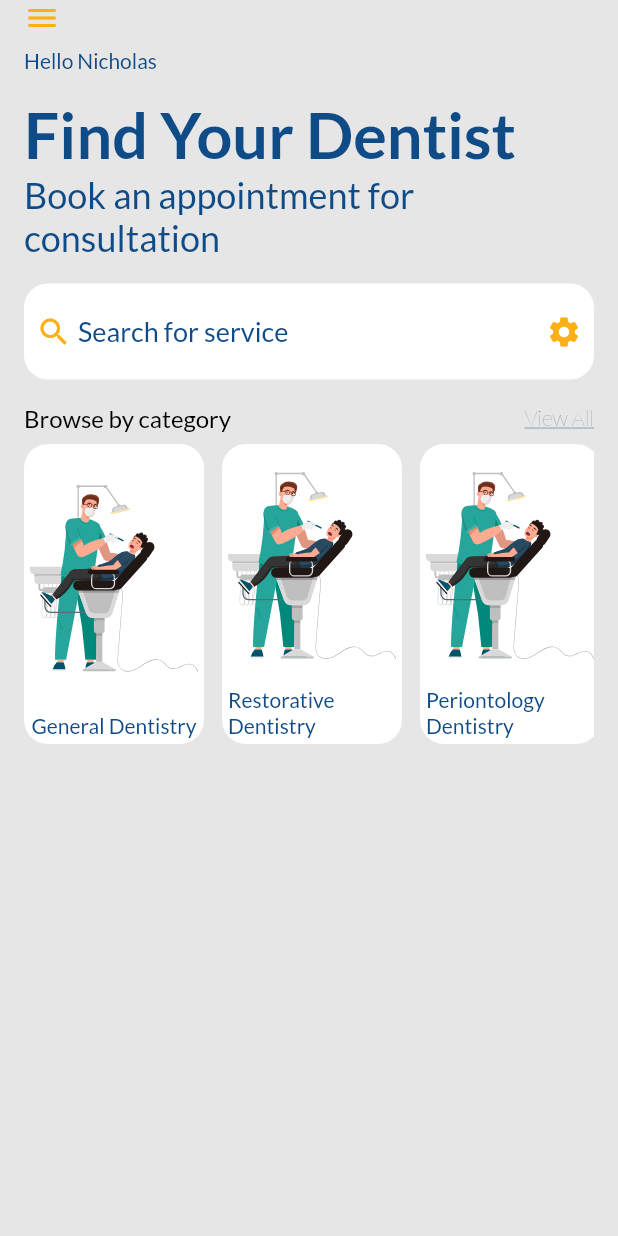
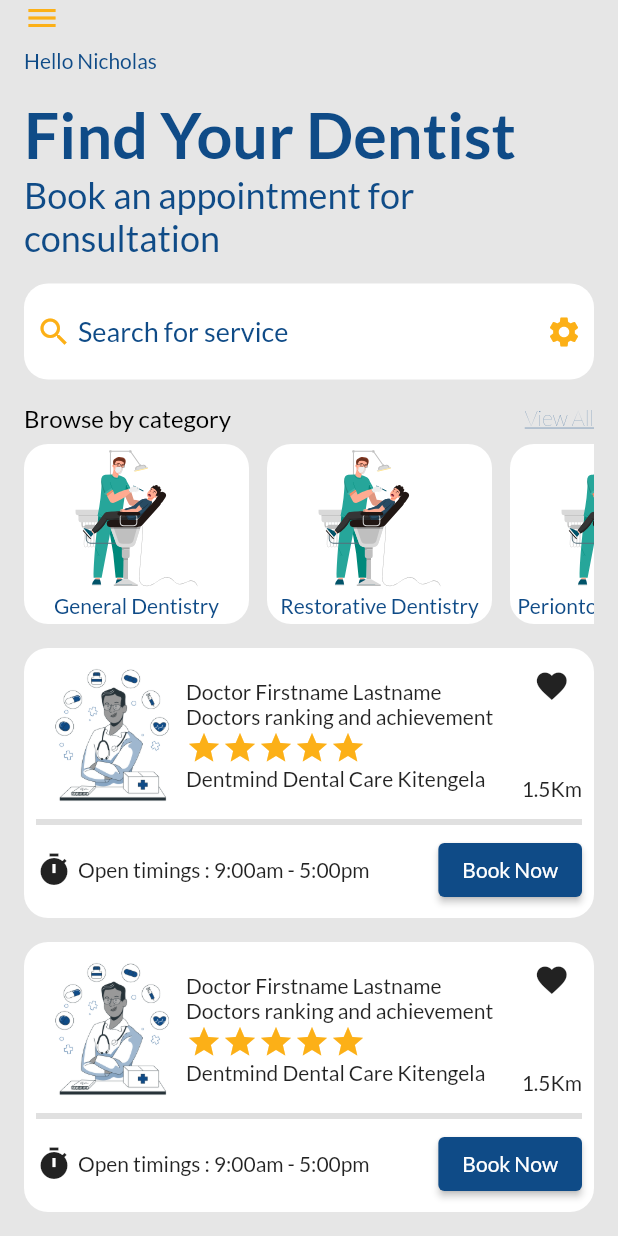
Before and after one commit to Crucialjun/dentmind_dental_centre, a Flutter app: the screen it shows after launch, on a phone screen of 412 x 824 dp. Run offline on Flutter 3.47's test engine with Material 2 defaults, Android fonts, the phone set to English and light mode, and no system bars; drawn by our look-alikes of flutter_rating_bar; our stand-ins replace flutter_svg, google_fonts.

Commit message:
dashboard_editing

```diff
--- a/lib/screens/main_dashboard.dart
+++ b/lib/screens/main_dashboard.dart
@@ -2,6 +2,7 @@ import 'package:dentmind_dental_centre/app_colors.dart';
 import 'package:dentmind_dental_centre/utils/custom_scroll.dart';
 import 'package:dentmind_dental_centre/widgets/category_container.dart';
 import 'package:flutter/material.dart';
+import 'package:flutter_rating_bar/flutter_rating_bar.dart';
 import 'package:flutter_svg/flutter_svg.dart';
 
 class MainDashboard extends StatefulWidget {
@@ -16,7 +17,8 @@ class _MainDashboardState extends State<MainDashboard> {
   Widget build(BuildContext context) {
     return Scaffold(
         backgroundColor: const Color.fromARGB(255, 230, 230, 230),
-        body: Padding(
+        body: SafeArea(
+          child: Padding(
             padding: const EdgeInsets.only(left: 16, right: 16),
             child: Column(
               crossAxisAlignment: CrossAxisAlignment.start,
@@ -109,7 +111,7 @@ class _MainDashboardState extends State<MainDashboard> {
                   height: 8,
                 ),
                 Container(
-                height: 200,
+                  height: 120,
                   child: ListView(
                     scrollDirection: Axis.horizontal,
                     children: const [
@@ -161,8 +163,96 @@ class _MainDashboardState extends State<MainDashboard> {
                     ],
                   ),
                 ),
+                const SizedBox(
+                  height: 16,
+                ),
+                Expanded(
+                  child: ListView(
+                    children: [
+                      appointmentCard(),
+                      const SizedBox(
+                        height: 16,
+                      ),
+                      appointmentCard(),
+                      const SizedBox(
+                        height: 16,
+                      ),
+                      appointmentCard(),
                     ],
+                  ),
+                ),
+              ],
+            ),
           ),
         ));
   }
+
+  Container appointmentCard() {
+    return Container(
+      decoration: BoxDecoration(
+          borderRadius: BorderRadius.circular(16), color: Colors.white),
+      child: Padding(
+        padding: const EdgeInsets.all(8.0),
+        child: Column(children: [
+          Row(
+            children: [
+              CircleAvatar(
+                backgroundColor: Colors.white,
+                radius: 50,
+                child: Image.asset(
+                  "assets/medicine_bro.png",
+                  scale: 0.2,
+                ),
+              ),
+              Expanded(
+                child: Column(
+                  crossAxisAlignment: CrossAxisAlignment.start,
+                  children: [
+                    const Text("Doctor Firstname Lastname"),
+                    const Text("Doctors ranking and achievement"),
+                    RatingBar.builder(
+                        initialRating: 5,
+                        itemSize: 24.0,
+                        itemBuilder: (context, _) => const Icon(
+                              Icons.star,
+                              color: accentAppColor,
+                            ),
+                        onRatingUpdate: (rating) {}),
+                    const Text("Dentmind Dental Care Kitengela"),
+                  ],
+                ),
+              ),
+              Column(
+                mainAxisAlignment: MainAxisAlignment.spaceBetween,
+                crossAxisAlignment: CrossAxisAlignment.center,
+                children: const [
+                  Icon(Icons.favorite),
+                  SizedBox(
+                    height: 48,
+                  ),
+                  Text("1.5Km")
+                ],
+              )
+            ],
+          ),
+          const Divider(
+            thickness: 4,
+          ),
+          Row(
+            children: [
+              const Icon(Icons.timer),
+              const SizedBox(
+                width: 4,
+              ),
+              const Expanded(child: Text("Open timings : 9:00am - 5:00pm")),
+              ElevatedButton(
+                  style: ElevatedButton.styleFrom(primary: primaryAppColor),
+                  onPressed: () {},
+                  child: const Text("Book Now"))
+            ],
+          ),
+        ]),
+      ),
+    );
   }
+}
--- a/lib/widgets/category_container.dart
+++ b/lib/widgets/category_container.dart
@@ -16,20 +16,24 @@ class CategoryContainer extends StatelessWidget {
     return Container(
         decoration: BoxDecoration(
             color: Colors.white, borderRadius: BorderRadius.circular(16)),
-        width: 120,
-        height: 120,
+        width: 150,
         child: Padding(
           padding: const EdgeInsets.all(4.0),
           child: Column(
+            mainAxisAlignment: MainAxisAlignment.center,
+            crossAxisAlignment: CrossAxisAlignment.center,
             children: [
               Expanded(child: SvgPicture.asset('assets/service_one.svg')),
               const SizedBox(
                 height: 4,
               ),
-              Text(
-                serviceName,
-                style: const TextStyle(
-                  color: primaryAppColor,
+              Align(
+                alignment: Alignment.center,
+                child: Text(
+                  serviceName,
+                  style: const TextStyle(
+                    color: primaryAppColor,
+                  ),
                 ),
               ),
             ],
--- a/pubspec.yaml
+++ b/pubspec.yaml
@@ -35,6 +35,7 @@ dependencies:
   cupertino_icons: ^1.0.2
   google_fonts: ^2.3.1
   flutter_svg: ^1.0.3
+  flutter_rating_bar: ^4.0.0
 
 dev_dependencies:
   flutter_test:
```
Also changed, not shown: assets/medicine_bro.png (added), pubspec.lock. Lines whose indentation alone changed are shown as unchanged.
